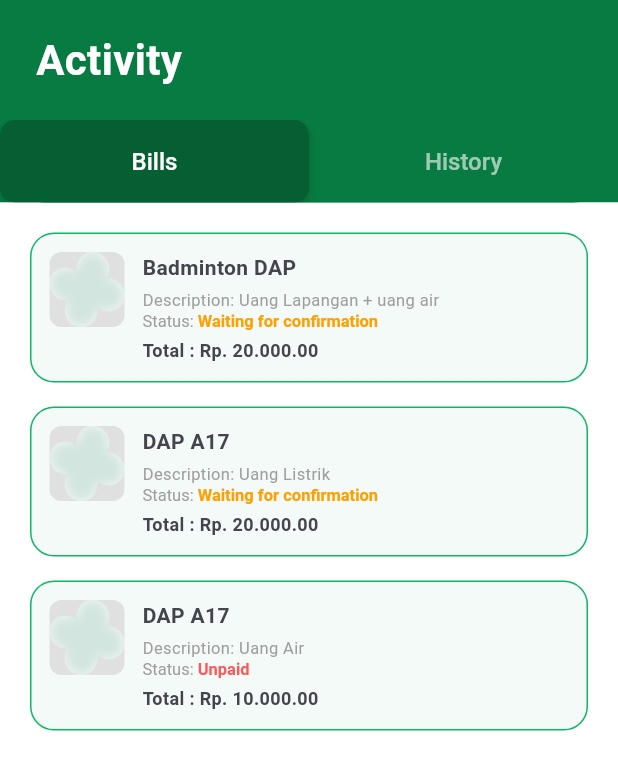
After one commit to Yanxe01/ceka.ceka, a Flutter app: the ActivityPage screen opened directly, on a phone screen of 412 x 824 dp. The commit adds this screen. Shown: the top 770 px of the screen. Run offline on Flutter 3.47's test engine with Material 3 defaults, Android fonts, the phone set to English and light mode, and no system bars; Roboto replaces fonts that are missing (Poppins).

Commit message:
activity page

```diff
--- /dev/null
+++ b/lib/pages/activity_page.dart
@@ -0,0 +1,348 @@
+import 'package:flutter/material.dart';
+
+// NAMA CLASS SUDAH DIGANTI JADI ActivityPage
+class ActivityPage extends StatefulWidget {
+  const ActivityPage({super.key});
+
+  @override
+  State<ActivityPage> createState() => _ActivityPageState();
+}
+
+class _ActivityPageState extends State<ActivityPage> {
+  // 0 = Bills, 1 = History
+  int _selectedTab = 0;
+
+  // Dummy Data untuk Bills (Tagihan Belum Lunas/Menunggu)
+  final List<Map<String, dynamic>> _billsData = [
+    {
+      'title': 'Badminton DAP',
+      'desc': 'Uang Lapangan + uang air',
+      'status': 'Waiting for confirmation',
+      'amount': 'Rp. 20.000.00',
+      'isWarning': true,
+    },
+    {
+      'title': 'DAP A17',
+      'desc': 'Uang Listrik',
+      'status': 'Waiting for confirmation',
+      'amount': 'Rp. 20.000.00',
+      'isWarning': true,
+    },
+    {
+      'title': 'DAP A17',
+      'desc': 'Uang Air',
+      'status': 'Unpaid',
+      'amount': 'Rp. 10.000.00',
+      'isWarning': false,
+      'isDanger': true,
+    },
+  ];
+
+  // Dummy Data untuk History (Sudah Lunas)
+  final List<Map<String, dynamic>> _historyData = [
+    {
+      'title': 'Badminton DAP',
+      'desc': 'Uang Lapangan + uang air',
+      'status': 'Paid',
+      'amount': 'Rp. 20.000.00',
+      'date': '04-10-2025',
+    },
+    {
+      'title': 'DAP A17',
+      'desc': 'Uang Listrik',
+      'status': 'Paid',
+      'amount': 'Rp. 20.000.00',
+      'date': '04-10-2025',
+    },
+    {
+      'title': 'DAP A17',
+      'desc': 'Uang Air',
+      'status': 'Paid by Irgi',
+      'amount': 'Rp. 10.000.00',
+      'date': '04-10-2025',
+    },
+  ];
+
+  @override
+  Widget build(BuildContext context) {
+    return Scaffold(
+      backgroundColor: Colors.white,
+      body: Column(
+        children: [
+          // HEADER SECTION
+          _buildHeader(),
+
+          // LIST CONTENT SECTION
+          Expanded(
+            child: ListView.separated(
+              padding: const EdgeInsets.all(20),
+              itemCount: _selectedTab == 0 ? _billsData.length : _historyData.length,
+              separatorBuilder: (context, index) => const SizedBox(height: 16),
+              itemBuilder: (context, index) {
+                final data = _selectedTab == 0 ? _billsData[index] : _historyData[index];
+                return _buildActivityCard(data);
+              },
+            ),
+          ),
+        ],
+      ),
+    );
+  }
+
+  Widget _buildHeader() {
+    return Container(
+      width: double.infinity,
+      padding: EdgeInsets.only(
+        top: MediaQuery.of(context).padding.top + 20,
+        bottom: 0,
+      ),
+      decoration: const BoxDecoration(
+        color: Color(0xFF087B42), // Hijau Header Dasar
+        borderRadius: BorderRadius.only(
+          bottomLeft: Radius.circular(30),
+          bottomRight: Radius.circular(30),
+        ),
+      ),
+      child: Column(
+        crossAxisAlignment: CrossAxisAlignment.start,
+        mainAxisSize: MainAxisSize.min,
+        children: [
+          // 1. JUDUL ACTIVITY
+          const Padding(
+            padding: EdgeInsets.only(left: 24.0, bottom: 20),
+            child: Text(
+              'Activity',
+              style: TextStyle(
+                fontFamily: 'Poppins',
+                fontSize: 28,
+                fontWeight: FontWeight.w700,
+                color: Colors.white,
+              ),
+            ),
+          ),
+
+          // 2. TAB BAR DENGAN SLIDING EFFECT
+          // Kita bungkus dengan ClipRRect agar animasi slide tidak keluar dari border radius bawah
+          ClipRRect(
+            borderRadius: const BorderRadius.only(
+              bottomLeft: Radius.circular(0),
+              bottomRight: Radius.circular(0),
+            ),
+            child: Container(
+              height: 55, // Tinggi area Tab
+              color: const Color(0xFF087B42), // Warna dasar (saat tidak dipilih)
+              child: Stack(
+                children: [
+                  // LAYER 1: Sliding Indicator (Kotak Hijau Gelap yang Bergerak)
+                  AnimatedAlign(
+                    alignment: _selectedTab == 0
+                        ? Alignment.centerLeft
+                        : Alignment.centerRight,
+                    duration: const Duration(milliseconds: 300), // Kecepatan slide (halus)
+                    curve: Curves.easeOutCubic, // Efek gerak agar terlihat natural
+                    child: FractionallySizedBox(
+                      widthFactor: 0.5, // Lebar kotak selalu 50% dari layar
+                      heightFactor: 1.0, // Tinggi full
+                      child: Container(
+                        decoration: BoxDecoration(
+                          color: const Color(0xFF065F33), // Hijau Gelap (Selected)
+                          boxShadow: [
+                            // Efek "Shadow dikit bgt"
+                            BoxShadow(
+                              color: Colors.black.withOpacity(0.2),
+                              blurRadius: 4,
+                              offset: const Offset(0, 2),
+                            ),
+                          ],
+                          // Opsional: Jika ingin sudut atas sliding box agak rounded
+                          borderRadius: BorderRadius.circular(10),
+                        ),
+                      ),
+                    ),
+                  ),
+
+                  // LAYER 2: Teks Tombol (Di atas slider)
+                  Row(
+                    children: [
+                      _buildSlidingTabItem("Bills", 0),
+                      _buildSlidingTabItem("History", 1),
+                    ],
+                  ),
+                ],
+              ),
+            ),
+          ),
+        ],
+      ),
+    );
+  }
+
+  // Helper kecil untuk Teks Tab agar kodingan di atas lebih rapi
+  Widget _buildSlidingTabItem(String title, int index) {
+    final isSelected = _selectedTab == index;
+    return Expanded(
+      child: GestureDetector(
+        onTap: () {
+          setState(() {
+            _selectedTab = index;
+          });
+        },
+        // Container transparan agar bisa di-klik
+        child: Container(
+          color: Colors.transparent,
+          alignment: Alignment.center,
+          child: AnimatedDefaultTextStyle(
+            duration: const Duration(milliseconds: 300),
+            style: TextStyle(
+              fontFamily: 'Poppins',
+              fontSize: 16,
+              fontWeight: FontWeight.w500,
+              // Teks jadi putih terang jika dipilih, agak pudar jika tidak
+              color: isSelected ? Colors.white : Colors.white.withOpacity(0.6),
+            ),
+            child: Text(title),
+          ),
+        ),
+      ),
+    );
+  }
+
+  Widget _buildTabItem(String title, int index) {
+    final isSelected = _selectedTab == index;
+    return Expanded(
+      child: GestureDetector(
+        onTap: () {
+          setState(() {
+            _selectedTab = index;
+          });
+        },
+        child: Container(
+          padding: const EdgeInsets.symmetric(vertical: 16),
+          decoration: BoxDecoration(
+            color: isSelected ? const Color(0xFF065F33) : Colors.transparent,
+            border: isSelected
+                ? const Border(bottom: BorderSide(color: Colors.white, width: 3))
+                : null,
+          ),
+          child: Text(
+            title,
+            textAlign: TextAlign.center,
+            style: TextStyle(
+              fontFamily: 'Poppins',
+              fontSize: 16,
+              fontWeight: FontWeight.w500,
+              color: isSelected ? Colors.white : Colors.white.withOpacity(0.7),
+            ),
+          ),
+        ),
+      ),
+    );
+  }
+
+  Widget _buildActivityCard(Map<String, dynamic> data) {
+    Color statusColor;
+
+    if (data['status'].toString().contains('Paid')) {
+      statusColor = const Color(0xFF0DB662);
+    } else if (data['isWarning'] == true) {
+      statusColor = const Color(0xFFFFA000);
+    } else {
+      statusColor = const Color(0xFFFF5656);
+    }
+
+    return Container(
+      padding: const EdgeInsets.all(12),
+      decoration: BoxDecoration(
+        color: const Color(0xFFDCF0E9).withOpacity(0.3),
+        borderRadius: BorderRadius.circular(16),
+        border: Border.all(color: const Color(0xFF0DB662), width: 1),
+      ),
+      child: Row(
+        crossAxisAlignment: CrossAxisAlignment.start,
+        children: [
+          Container(
+            width: 50,
+            height: 50,
+            decoration: BoxDecoration(
+              borderRadius: BorderRadius.circular(8),
+              image: const DecorationImage(
+                image: AssetImage('assets/images/design1.png'),
+                fit: BoxFit.cover,
+              ),
+              color: Colors.grey[300],
+            ),
+          ),
+          const SizedBox(width: 12),
+
+          Expanded(
+            child: Column(
+              crossAxisAlignment: CrossAxisAlignment.start,
+              children: [
+                Text(
+                  data['title'],
+                  style: const TextStyle(
+                    fontFamily: 'Poppins',
+                    fontSize: 14,
+                    fontWeight: FontWeight.w700,
+                    color: Color(0xFF44444C),
+                  ),
+                ),
+                const SizedBox(height: 4),
+                Text(
+                  'Description: ${data['desc']}',
+                  style: const TextStyle(
+                    fontFamily: 'Poppins',
+                    fontSize: 11,
+                    color: Colors.grey,
+                  ),
+                ),
+                RichText(
+                  text: TextSpan(
+                    style: const TextStyle(
+                      fontFamily: 'Poppins',
+                      fontSize: 11,
+                      color: Colors.grey,
+                    ),
+                    children: [
+                      const TextSpan(text: 'Status: '),
+                      TextSpan(
+                        text: data['status'],
+                        style: TextStyle(
+                          color: statusColor,
+                          fontWeight: FontWeight.w600,
+                        ),
+                      ),
+                    ],
+                  ),
+                ),
+                const SizedBox(height: 4),
+                Text(
+                  'Total : ${data['amount']}',
+                  style: const TextStyle(
+                    fontFamily: 'Poppins',
+                    fontSize: 12,
+                    fontWeight: FontWeight.w600,
+                    color: Color(0xFF44444C),
+                  ),
+                ),
+              ],
+            ),
+          ),
+
+          if (_selectedTab == 1 && data['date'] != null)
+            Padding(
+              padding: const EdgeInsets.only(top: 40),
+              child: Text(
+                data['date'],
+                style: const TextStyle(
+                  fontFamily: 'Poppins',
+                  fontSize: 10,
+                  color: Color(0xFF44444C),
+                ),
+              ),
+            ),
+        ],
+      ),
+    );
+  }
+}
--- a/lib/pages/home_page.dart
+++ b/lib/pages/home_page.dart
@@ -1,5 +1,6 @@
 import 'package:flutter/material.dart';
-import 'groups_page.dart'; // Pastikan file groups_page.dart sudah ada di folder yang sama/benar
+import 'groups_page.dart';
+import 'activity_page.dart';
 
 class HomePage extends StatefulWidget {
   const HomePage({super.key});
@@ -62,7 +63,7 @@ class _HomePageState extends State<HomePage> with SingleTickerProviderStateMixin
           : _selectedIndex == 1
               ? const GroupsPage()
               : _selectedIndex == 2
-                  ? const Center(child: Text("Halaman History"))
+                  ? const ActivityPage()
                   : const Center(child: Text("Halaman Profile")),
 
       bottomNavigationBar: _buildBottomNavBar(),
@@ -223,16 +224,16 @@ class _HomePageState extends State<HomePage> with SingleTickerProviderStateMixin
     return Container(
       padding: const EdgeInsets.symmetric(vertical: 16, horizontal: 12),
       decoration: BoxDecoration(
-        color: const Color(0xFF0DB662).withValues(alpha: 0.1),
-        borderRadius: BorderRadius.circular(23),
+        color: const Color.fromARGB(255, 26, 218, 122).withValues(alpha: 0.09),
+        borderRadius: BorderRadius.circular(15),
         border: Border.all(
-          color: const Color(0xFF0DB662).withValues(alpha: 0.5),
+          color: const Color(0xFF0DB662).withValues(alpha: 0.2),
           width: 1,
         ),
         boxShadow: [
           BoxShadow(
-            color: Colors.black.withValues(alpha: 0.25),
-            blurRadius: 4,
+            color: Colors.black.withValues(alpha: 0.15),
+            blurRadius: 2,
             offset: const Offset(0, 0),
           ),
         ],
@@ -269,16 +270,16 @@ class _HomePageState extends State<HomePage> with SingleTickerProviderStateMixin
     return Container(
       padding: const EdgeInsets.all(14),
       decoration: BoxDecoration(
-        color: const Color(0xFF087B42).withValues(alpha: 0.1),
+        color: const Color.fromARGB(255, 26, 218, 122).withValues(alpha: 0.09),
         borderRadius: BorderRadius.circular(15),
         border: Border.all(
-          color: const Color(0xFF0DB662).withValues(alpha: 0.5),
+          color: const Color(0xFF0DB662).withValues(alpha: 0.2),
           width: 1,
         ),
         boxShadow: [
           BoxShadow(
-            color: Colors.black.withValues(alpha: 0.25),
-            blurRadius: 4,
+            color: Colors.black.withValues(alpha: 0.15),
+            blurRadius: 2,
             offset: const Offset(0, 0),
           ),
         ],
@@ -331,7 +332,7 @@ class _HomePageState extends State<HomePage> with SingleTickerProviderStateMixin
         children: [
           _buildNavItem(Icons.home_rounded, 'Home', 0),
           _buildNavItem(Icons.group_rounded, 'Group', 1),
-          _buildNavItem(Icons.receipt_long_rounded, 'History', 2),
+          _buildNavItem(Icons.receipt_long_rounded, 'Activity', 2),
           _buildNavItem(Icons.person_rounded, 'Profile', 3),
         ],
       ),
```
